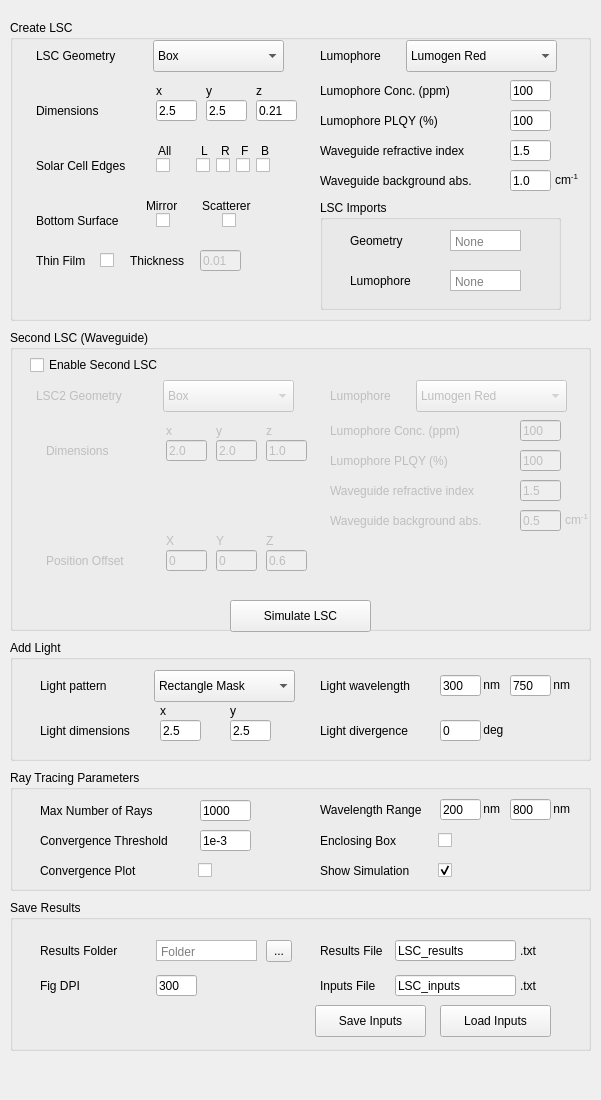
Qt form GUI/form.ui (ZZ2k-IC/pvtrace-master) before a commit.
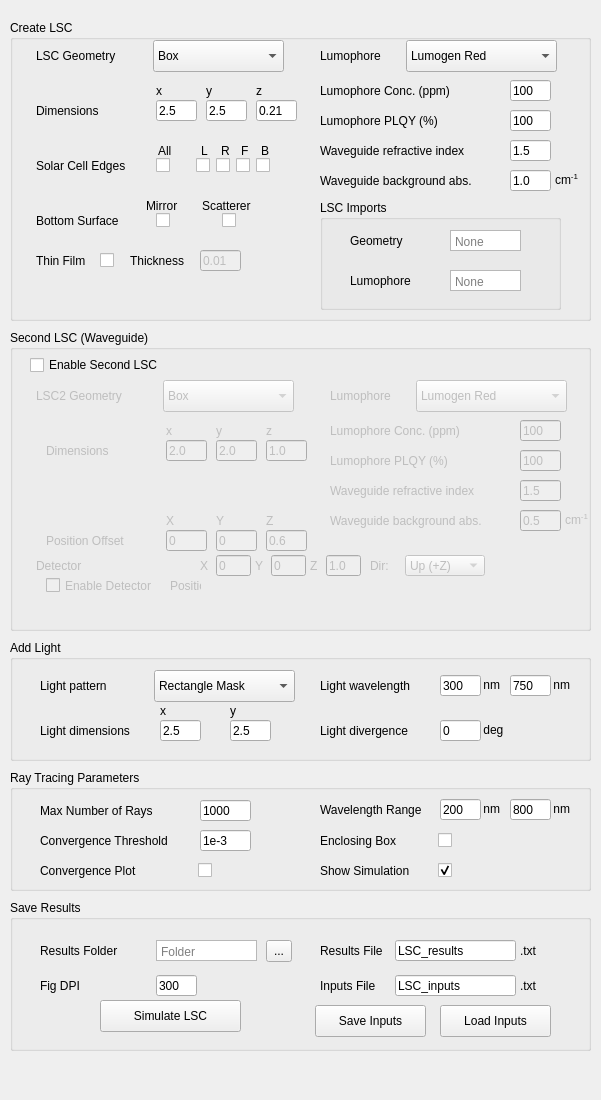
The same form after that commit.

What changed in the file:
```diff
--- a/GUI/form.ui
+++ b/GUI/form.ui
@@ -16,8 +16,8 @@
   <widget class="QPushButton" name="pushButton">
    <property name="geometry">
     <rect>
-     <x>230</x>
-     <y>600</y>
+     <x>100</x>
+     <y>1000</y>
      <width>141</width>
      <height>32</height>
     </rect>
@@ -783,7 +783,195 @@
     <property name="enabled">
      <bool>false</bool>
     </property>
-    
+
+    <!-- Detector Section -->
+    <widget class="QLabel" name="label_detector">
+    <property name="geometry">
+    <rect>
+    <x>16</x>
+    <y>175</y>
+    <width>111</width>
+    <height>21</height>
+    </rect>
+    </property>
+    <property name="text">
+    <string>Detector</string>
+    </property>
+    </widget>
+
+    <!-- Enable Detector Checkbox -->
+    <widget class="QCheckBox" name="checkBox_detector">
+    <property name="geometry">
+    <rect>
+    <x>26</x>
+    <y>195</y>
+    <width>111</width>
+    <height>21</height>
+    </rect>
+    </property>
+    <property name="text">
+    <string>Enable Detector</string>
+    </property>
+    <property name="checked">
+    <bool>false</bool>
+    </property>
+    </widget>
+
+    <!-- Detector Position Controls -->
+    <widget class="QLabel" name="label_detector_pos">
+    <property name="geometry">
+    <rect>
+    <x>150</x>
+    <y>195</y>
+    <width>31</width>
+    <height>21</height>
+    </rect>
+    </property>
+    <property name="text">
+    <string>Position:</string>
+    </property>
+    </widget>
+
+    <widget class="QLabel" name="label_detector_X">
+    <property name="geometry">
+    <rect>
+    <x>180</x>
+    <y>175</y>
+    <width>16</width>
+    <height>21</height>
+    </rect>
+    </property>
+    <property name="text">
+    <string>X</string>
+    </property>
+    </widget>
+
+    <widget class="QLineEdit" name="lineEdit_detectorX">
+    <property name="geometry">
+    <rect>
+    <x>196</x>
+    <y>175</y>
+    <width>35</width>
+    <height>21</height>
+    </rect>
+    </property>
+    <property name="text">
+    <string>0</string>
+    </property>
+    </widget>
+
+    <widget class="QLabel" name="label_detector_Y">
+    <property name="geometry">
+    <rect>
+    <x>235</x>
+    <y>175</y>
+    <width>16</width>
+    <height>21</height>
+    </rect>
+    </property>
+    <property name="text">
+    <string>Y</string>
+    </property>
+    </widget>
+
+    <widget class="QLineEdit" name="lineEdit_detectorY">
+    <property name="geometry">
+    <rect>
+    <x>251</x>
+    <y>175</y>
+    <width>35</width>
+    <height>21</height>
+    </rect>
+    </property>
+    <property name="text">
+    <string>0</string>
+    </property>
+    </widget>
+
+    <widget class="QLabel" name="label_detector_Z">
+    <property name="geometry">
+    <rect>
+    <x>290</x>
+    <y>175</y>
+    <width>16</width>
+    <height>21</height>
+    </rect>
+    </property>
+    <property name="text">
+    <string>Z</string>
+    </property>
+    </widget>
+
+    <widget class="QLineEdit" name="lineEdit_detectorZ">
+    <property name="geometry">
+    <rect>
+    <x>306</x>
+    <y>175</y>
+    <width>35</width>
+    <height>21</height>
+    </rect>
+    </property>
+    <property name="text">
+    <string>1.0</string>
+    </property>
+    </widget>
+
+    <!-- Detector Direction Controls -->
+    <widget class="QLabel" name="label_detector_dir">
+    <property name="geometry">
+    <rect>
+    <x>350</x>
+    <y>175</y>
+    <width>31</width>
+    <height>21</height>
+    </rect>
+    </property>
+    <property name="text">
+    <string>Dir:</string>
+    </property>
+    </widget>
+
+    <widget class="QComboBox" name="comboBox_detector_dir">
+    <property name="geometry">
+    <rect>
+    <x>385</x>
+    <y>175</y>
+    <width>80</width>
+    <height>21</height>
+    </rect>
+    </property>
+    <item>
+    <property name="text">
+    <string>Up (+Z)</string>
+    </property>
+    </item>
+    <item>
+    <property name="text">
+    <string>Down (-Z)</string>
+    </property>
+    </item>
+    <item>
+    <property name="text">
+    <string>Left (-X)</string>
+    </property>
+    </item>
+    <item>
+    <property name="text">
+    <string>Right (+X)</string>
+    </property>
+    </item>
+    <item>
+    <property name="text">
+    <string>Front (-Y)</string>
+    </property>
+    </item>
+    <item>
+    <property name="text">
+    <string>Back (+Y)</string>
+    </property>
+    </item>
+    </widget>
+
     <!-- LSC2 Geometry -->
     <widget class="QLabel" name="label_2nd">
      <property name="geometry">
@@ -1111,7 +1299,7 @@
      <property name="geometry">
       <rect>
        <x>26</x>
-       <y>170</y>
+       <y>150</y>
        <width>91</width>
        <height>21</height>
       </rect>
@@ -1125,7 +1313,7 @@
      <property name="geometry">
       <rect>
        <x>146</x>
-       <y>150</y>
+       <y>130</y>
        <width>21</width>
        <height>21</height>
       </rect>
@@ -1139,7 +1327,7 @@
      <property name="geometry">
       <rect>
        <x>146</x>
-       <y>170</y>
+       <y>150</y>
        <width>41</width>
        <height>21</height>
       </rect>
@@ -1153,7 +1341,7 @@
      <property name="geometry">
       <rect>
        <x>196</x>
-       <y>150</y>
+       <y>130</y>
        <width>21</width>
        <height>21</height>
       </rect>
@@ -1167,7 +1355,7 @@
      <property name="geometry">
       <rect>
        <x>196</x>
-       <y>170</y>
+       <y>150</y>
        <width>41</width>
        <height>21</height>
       </rect>
@@ -1181,7 +1369,7 @@
      <property name="geometry">
       <rect>
        <x>246</x>
-       <y>150</y>
+       <y>130</y>
        <width>21</width>
        <height>21</height>
       </rect>
@@ -1195,7 +1383,7 @@
      <property name="geometry">
       <rect>
        <x>246</x>
-       <y>170</y>
+       <y>150</y>
        <width>41</width>
        <height>21</height>
       </rect>
```
